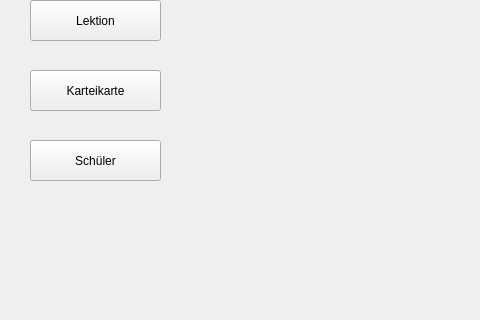
Qt form mainwindow.ui (anastasijabb/DatabaseGUI) before a commit; both pictures show x 0 to 480 and y 170 to 490 of the 800 by 600 pixel window.
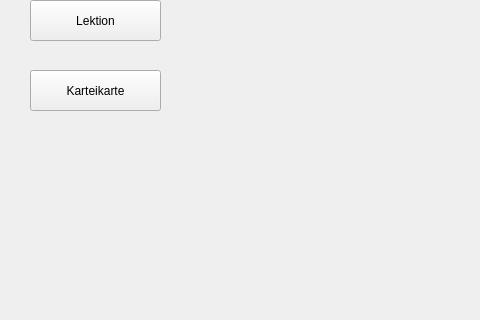
The same form after that commit.

```diff
--- a/mainwindow.ui
+++ b/mainwindow.ui
@@ -66,19 +66,6 @@
      <string>Karteikarte</string>
     </property>
    </widget>
-   <widget class="QPushButton" name="pushButton_5">
-    <property name="geometry">
-     <rect>
-      <x>30</x>
-      <y>310</y>
-      <width>131</width>
-      <height>41</height>
-     </rect>
-    </property>
-    <property name="text">
-     <string>Schüler</string>
-    </property>
-   </widget>
   </widget>
   <widget class="QMenuBar" name="menubar">
    <property name="geometry">
```
